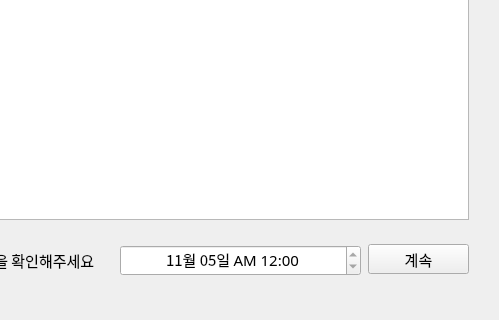
Old version of the form view/mainWindow.ui in the repository young-yeon/Reservation-Macro; both pictures show x 141 to 640 and y 160 to 480 of the 640 by 480 pixel window.
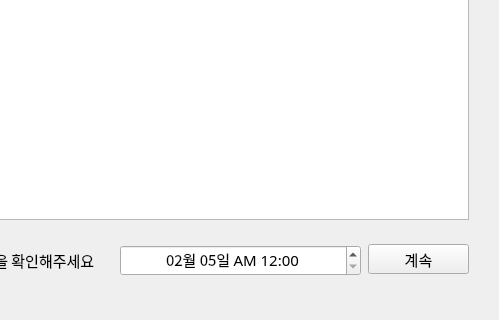
New version of the form.

Commit message: Add func: you can set time to run

```diff
--- a/view/mainWindow.ui
+++ b/view/mainWindow.ui
@@ -122,7 +122,7 @@
     </property>
     <layout class="QGridLayout" name="gridLayout_4">
      <item row="0" column="0">
-      <widget class="QTimeEdit" name="targetTime">
+      <widget class="QDateTimeEdit" name="targetTime">
        <property name="minimumSize">
         <size>
          <width>0</width>
@@ -140,10 +140,30 @@
        <property name="alignment">
         <set>Qt::AlignCenter</set>
        </property>
+       <property name="dateTime">
+        <datetime>
+         <hour>0</hour>
+         <minute>0</minute>
+         <second>0</second>
+         <year>2002</year>
+         <month>2</month>
+         <day>5</day>
+        </datetime>
+       </property>
+       <property name="minimumDateTime">
+        <datetime>
+         <hour>0</hour>
+         <minute>0</minute>
+         <second>0</second>
+         <year>2002</year>
+         <month>2</month>
+         <day>5</day>
+        </datetime>
+       </property>
        <property name="minimumDate">
         <date>
-         <year>2000</year>
-         <month>11</month>
+         <year>2002</year>
+         <month>2</month>
          <day>5</day>
         </date>
        </property>
```
The commit also changes 5 other files.
